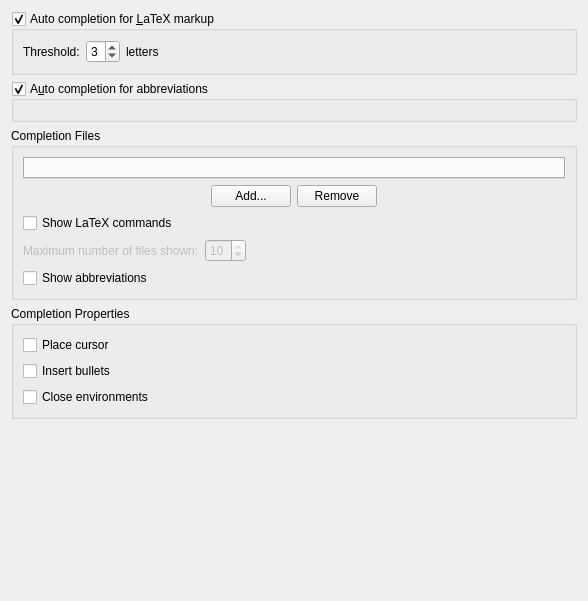
This is src/widgets/codecompletionconfigwidget.ui in KDE/kile as Qt 5 draws it before an edit. The edited form follows.
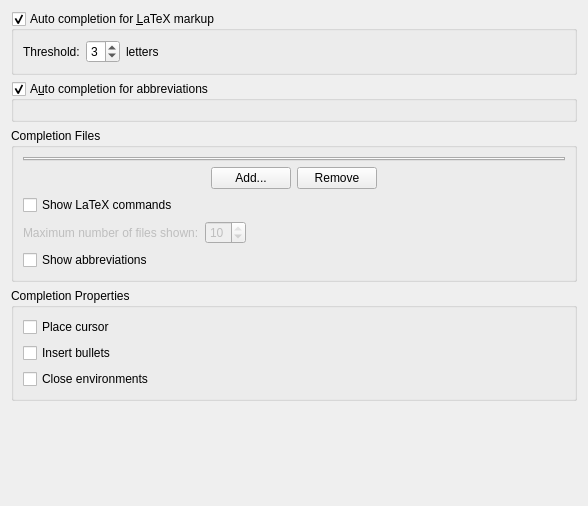
This is the edited form.

Commit message:
Add scrollbars to config dialog pages
Scrollbars are shown only when the dialog is resized.

Initial patch by Elvis Angelaccio. Also make some config pages smaller.

The edit to the form file:
```diff
--- a/src/widgets/codecompletionconfigwidget.ui
+++ b/src/widgets/codecompletionconfigwidget.ui
@@ -7,9 +7,15 @@
     <x>0</x>
     <y>0</y>
     <width>588</width>
-    <height>601</height>
+    <height>506</height>
    </rect>
   </property>
+  <property name="sizePolicy">
+   <sizepolicy hsizetype="Minimum" vsizetype="Minimum">
+    <horstretch>0</horstretch>
+    <verstretch>0</verstretch>
+   </sizepolicy>
+  </property>
   <layout class="QVBoxLayout" name="verticalLayout_4">
    <item>
     <widget class="QGroupBox" name="cb_autocomplete">
@@ -97,7 +103,14 @@
      </property>
      <layout class="QVBoxLayout" name="verticalLayout_5">
       <item>
-       <widget class="QTabWidget" name="m_tabWidget"/>
+       <widget class="QTabWidget" name="m_tabWidget">
+        <property name="sizePolicy">
+         <sizepolicy hsizetype="Minimum" vsizetype="Minimum">
+          <horstretch>0</horstretch>
+          <verstretch>0</verstretch>
+         </sizepolicy>
+        </property>
+       </widget>
       </item>
       <item>
        <layout class="QHBoxLayout" name="horizontalLayout_3">
@@ -244,10 +257,13 @@
      <property name="orientation">
       <enum>Qt::Vertical</enum>
      </property>
+     <property name="sizeType">
+      <enum>QSizePolicy::MinimumExpanding</enum>
+     </property>
      <property name="sizeHint" stdset="0">
       <size>
-       <width>20</width>
-       <height>155</height>
+       <width>0</width>
+       <height>0</height>
       </size>
      </property>
     </spacer>
```
The commit also changes 7 other files.
